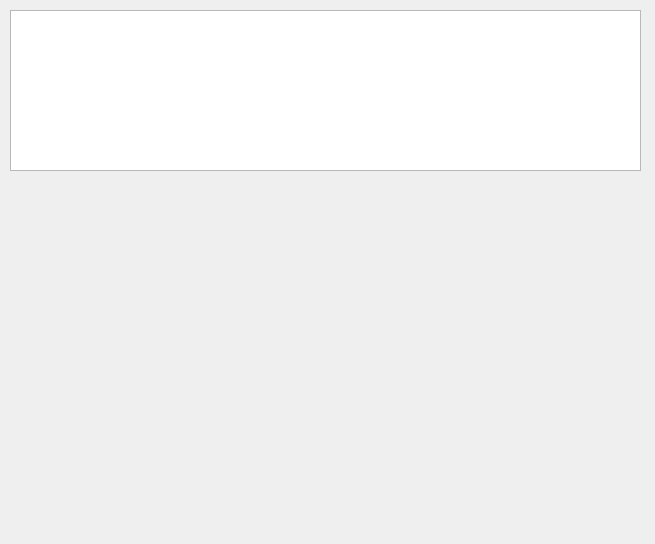
Qt form 20200505/拖放事件与拖放操作/ui_drag.ui (Aimee888/20200413) before a commit.
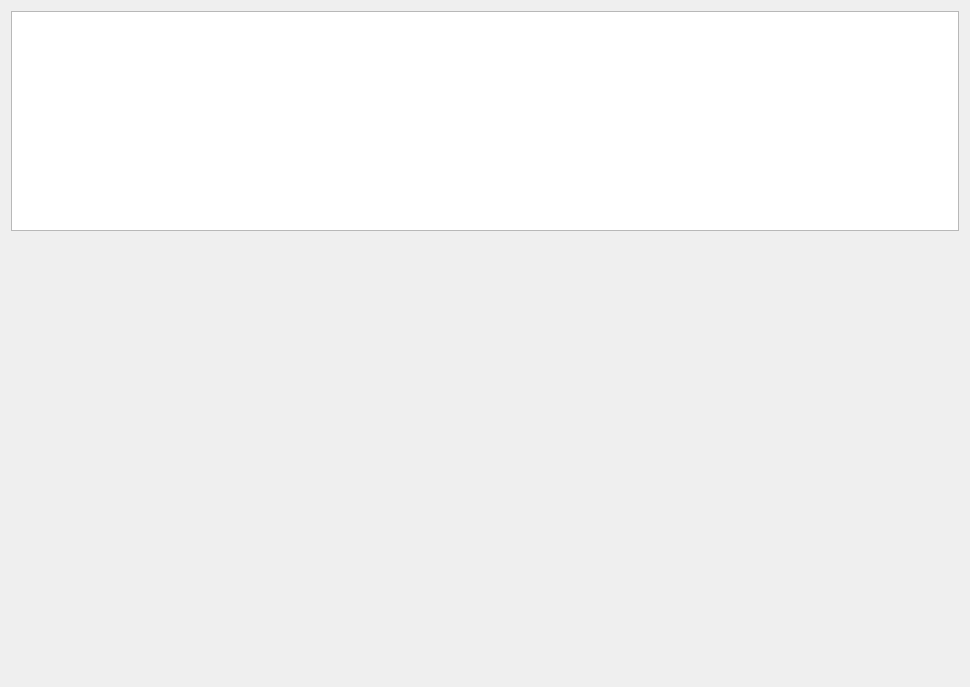
The same form after that commit.

The edit to the form file:
```diff
--- a/20200505/拖放事件与拖放操作/ui_drag.ui
+++ b/20200505/拖放事件与拖放操作/ui_drag.ui
@@ -6,39 +6,37 @@
    <rect>
     <x>0</x>
     <y>0</y>
-    <width>655</width>
-    <height>544</height>
+    <width>970</width>
+    <height>687</height>
    </rect>
   </property>
   <property name="windowTitle">
    <string>Form</string>
   </property>
-  <widget class="QPlainTextEdit" name="plainTextEdit">
-   <property name="geometry">
-    <rect>
-     <x>10</x>
-     <y>10</y>
-     <width>631</width>
-     <height>161</height>
-    </rect>
-   </property>
-  </widget>
-  <widget class="QLabel" name="LabPic">
-   <property name="geometry">
-    <rect>
-     <x>10</x>
-     <y>180</y>
-     <width>631</width>
-     <height>351</height>
-    </rect>
-   </property>
-   <property name="text">
-    <string/>
-   </property>
-   <property name="scaledContents">
-    <bool>true</bool>
-   </property>
-  </widget>
+  <layout class="QGridLayout" name="gridLayout">
+   <item row="0" column="0">
+    <layout class="QVBoxLayout" name="verticalLayout" stretch="1,2">
+     <item>
+      <layout class="QHBoxLayout" name="horizontalLayout">
+       <item>
+        <widget class="QPlainTextEdit" name="plainTextEdit"/>
+       </item>
+      </layout>
+     </item>
+     <item>
+      <layout class="QHBoxLayout" name="horizontalLayout_2">
+       <item>
+        <widget class="QLabel" name="LabPic">
+         <property name="text">
+          <string/>
+         </property>
+        </widget>
+       </item>
+      </layout>
+     </item>
+    </layout>
+   </item>
+  </layout>
  </widget>
  <resources/>
  <connections/>
```
